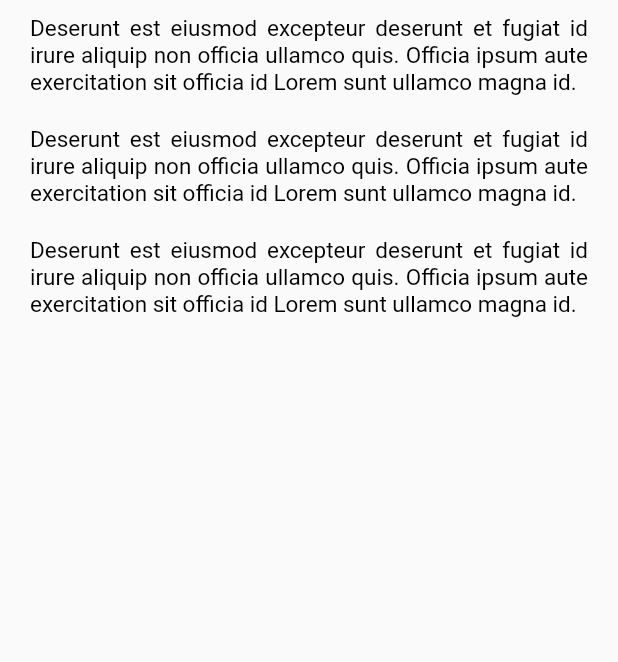
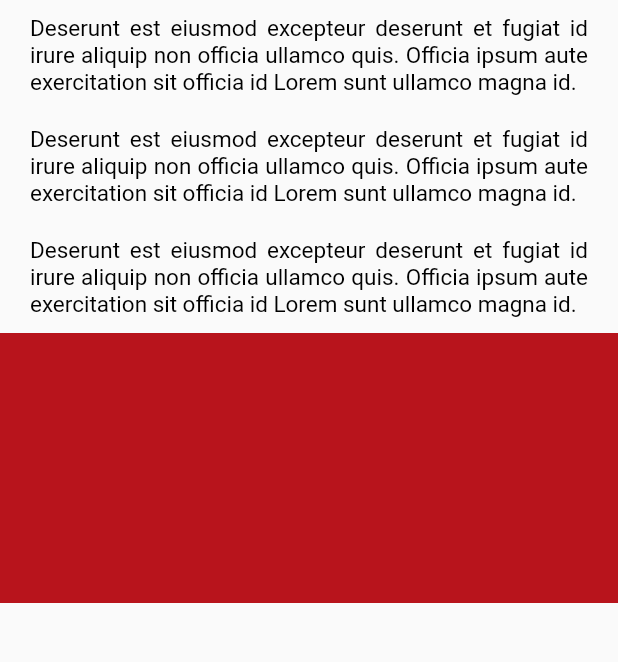
Before and after one commit to Chris-AM/movie_app, a Flutter app: the DetailsScreen screen opened by its route, on a phone screen of 412 x 824 dp, the part 555-1217 px from its top. Run offline on Flutter 3.47's test engine with Material 2 defaults, Android fonts, the phone set to English and light mode, and no system bars; our stand-ins replace card_swiper; network calls fail.

Commit message:
declaring casting cards widget and injecting it on details screen

```diff
--- a/lib/screens/details_screen.dart
+++ b/lib/screens/details_screen.dart
@@ -1,5 +1,6 @@
 import 'package:flutter/material.dart';
 import 'package:movie_app/app_themes.dart';
+import 'package:movie_app/widgets/widgets.dart';
 
 class DetailsScreen extends StatelessWidget {
   const DetailsScreen({Key? key}) : super(key: key);
@@ -20,6 +21,7 @@ class DetailsScreen extends StatelessWidget {
               const _OverView(),
               const _OverView(),
               const _OverView(),
+              const CastingCards()
             ],
           ),
         ),
--- /dev/null
+++ b/lib/widgets/casting_cards.dart
@@ -0,0 +1,15 @@
+import 'package:flutter/material.dart';
+import 'package:movie_app/app_themes.dart';
+
+class CastingCards extends StatelessWidget {
+  const CastingCards({Key? key}) : super(key: key);
+
+  @override
+  Widget build(BuildContext context) {
+    return Container(
+      width: double.infinity,
+      height: 180,
+      color: AppTheme.primary,
+    );
+  }
+}
--- a/lib/widgets/widgets.dart
+++ b/lib/widgets/widgets.dart
@@ -1,2 +1,3 @@
 export 'package:movie_app/widgets/card_swiper.dart';
+export 'package:movie_app/widgets/casting_cards.dart';
 export 'package:movie_app/widgets/movie_slider.dart';
```
